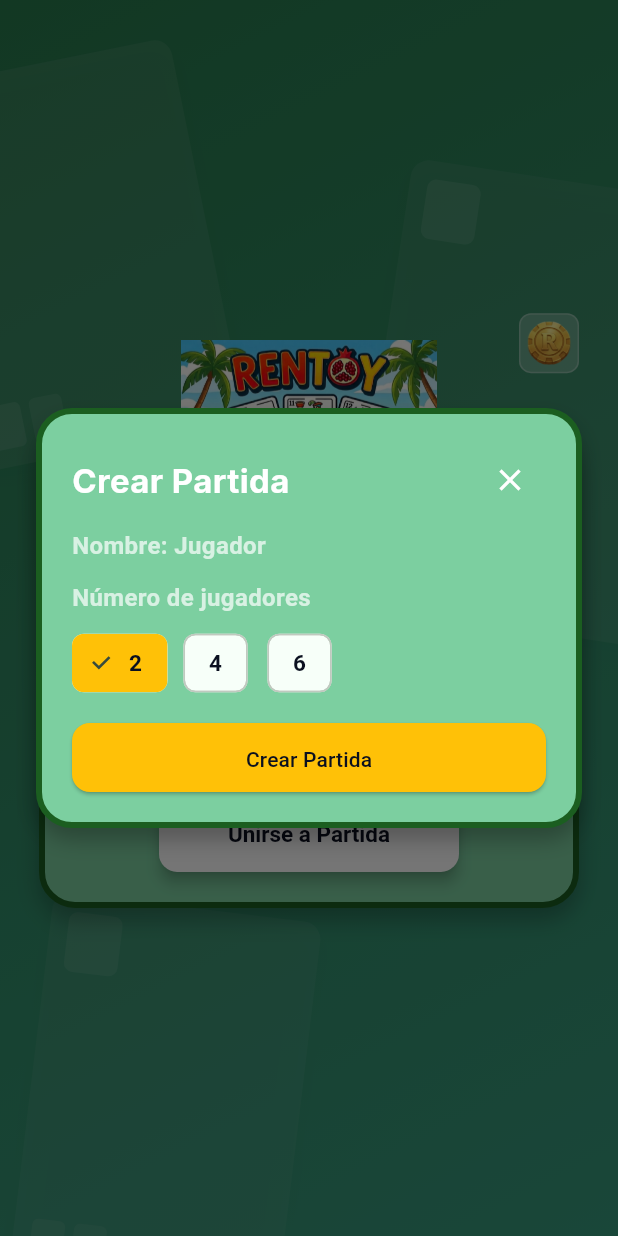
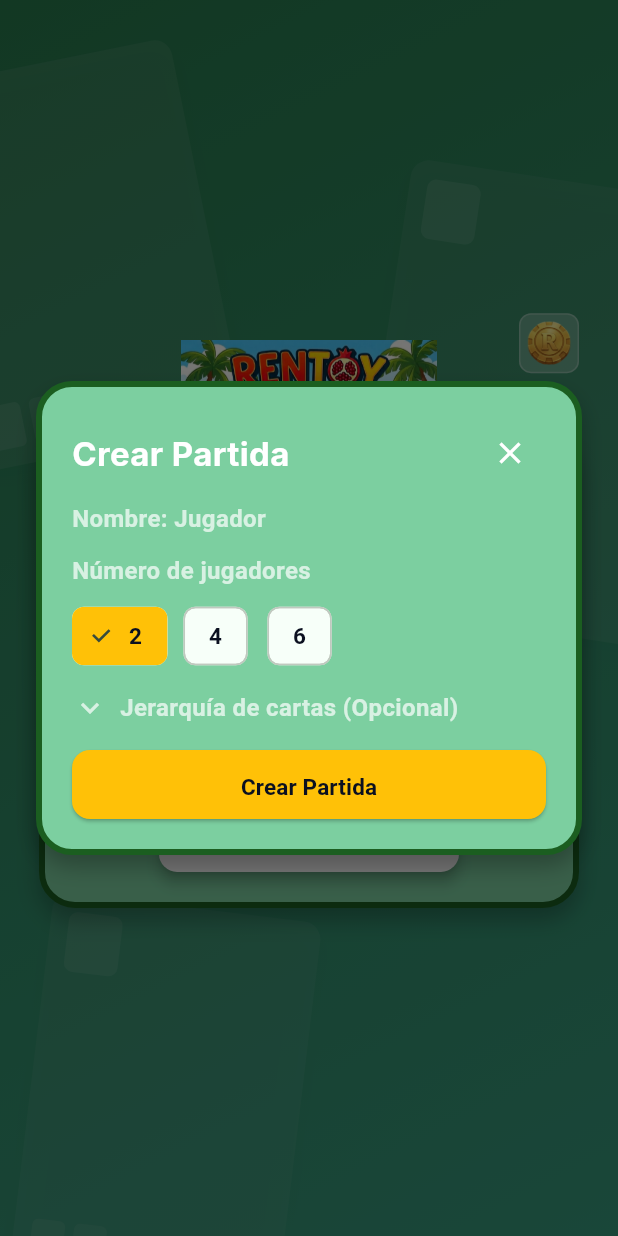
Before and after one commit to vicmaviclu/TFG-Rentoy, a Flutter app: the screen it shows once a user with an empty profile is signed in, after a tap on "Crear Partida", on a phone screen of 412 x 824 dp. Run offline on Flutter 3.47's test engine with Material 3 defaults, Android fonts, the phone set to English and light mode, and no system bars; our stand-ins replace cloud_firestore, firebase_auth, firebase_core, firebase_database, google_fonts, google_sign_in; accounts and stored records are empty.

Commit message:
partida personalizada

```diff
--- a/lib/core/servicios/servicio_realtime.dart
+++ b/lib/core/servicios/servicio_realtime.dart
@@ -61,6 +61,7 @@ class ServicioRealtime {
     required String hostName,
     required int maxPlayers,
     required int avatar,
+    Map<String, int>? reglasPersonalizadas,
   }) async {
     final user = FirebaseAuth.instance.currentUser;
     if (user == null) {
@@ -81,6 +82,8 @@ class ServicioRealtime {
       'maxJugadores': maxPlayers,
       'estado': 'esperando',
       'creadoEn': now,
+      if (reglasPersonalizadas != null && reglasPersonalizadas.isNotEmpty)
+        'reglas_personalizadas': reglasPersonalizadas,
       'jugadores': {
         'jugador 1': {'name': hostDisplay, 'avatar': avatar, 'uid': user.uid},
       },
--- a/lib/features/auth/screens/pantalla_login.dart
+++ b/lib/features/auth/screens/pantalla_login.dart
@@ -81,10 +81,10 @@ class _PantallaLoginState extends State<PantallaLogin> {
                       ).showSnackBar(SnackBar(content: Text(err)));
                     }
                   },
-                  fullWidth: false,
+                  fullWidth: true,
                   label: TextoAuth.continuarConGoogle,
-                  height: 54,
-                  iconSize: 30,
+                  height: 40,
+                  iconSize: 24,
                   textStyle: EstilosTexto.boton,
                 ),
               );
--- a/lib/features/auth/widgets/boton_google.dart
+++ b/lib/features/auth/widgets/boton_google.dart
@@ -67,10 +67,11 @@ class BotonGoogle extends StatelessWidget {
       ),
       onPressed: isLoading ? null : onPressed,
       style: ElevatedButton.styleFrom(
-        backgroundColor: Colores.grisGoogle,
+        backgroundColor: Colores.blanco,
         foregroundColor: Colores.textoPrimario,
-        shape: RoundedRectangleBorder(borderRadius: BorderRadius.circular(24)),
+        shape: RoundedRectangleBorder(borderRadius: BorderRadius.circular(12)),
         padding: const EdgeInsets.symmetric(horizontal: 14, vertical: 10),
+        elevation: 4,
         minimumSize: fullWidth
             ? Size(double.infinity, resolvedHeight)
             : Size.zero,
--- a/lib/features/auth/widgets/formulario_login.dart
+++ b/lib/features/auth/widgets/formulario_login.dart
@@ -2,6 +2,7 @@ import 'package:flutter/material.dart';
 import '../controllers/controlador_login.dart';
 import '../../../core/constantes/cadenas.dart';
 import '../../../core/constantes/textos.dart';
+import '../../../core/constantes/colores.dart';
 
 /// Formulario de inicio de sesión.
 class FormularioLogin extends StatefulWidget {
@@ -49,13 +50,13 @@ class _FormularioLoginState extends State<FormularioLogin> {
             const SizedBox(height: 12),
             SizedBox(
               width: double.infinity,
+              height: 40,
               child: ElevatedButton(
                 style: ElevatedButton.styleFrom(
-                  padding: const EdgeInsets.symmetric(vertical: 12),
-                  minimumSize: const Size(double.infinity, 16),
-                  shape: RoundedRectangleBorder(
-                    borderRadius: BorderRadius.circular(10),
-                  ),
+                  backgroundColor: Colores.secundario,
+                  foregroundColor: Colores.textoPrimario,
+                  textStyle: EstilosTexto.boton,
+                  elevation: 4,
                 ),
                 // Botón de iniciar sesión
                 onPressed: controller.cargando ? null : _performLogin,
@@ -65,10 +66,7 @@ class _FormularioLoginState extends State<FormularioLogin> {
                         width: 20,
                         child: CircularProgressIndicator(),
                       )
-                    : Text(
-                        TextoAuth.tituloLogin,
-                        style: EstilosTexto.cuerpoNegrita,
-                      ),
+                    : Text(TextoAuth.tituloLogin),
               ),
             ),
           ],
--- a/lib/features/auth/widgets/tarjeta_auth.dart
+++ b/lib/features/auth/widgets/tarjeta_auth.dart
@@ -25,7 +25,10 @@ class TarjetaAuth extends StatelessWidget {
           decoration: BoxDecoration(
             color: Colores.fondo,
             borderRadius: BorderRadius.circular(Tamanos.cardRadius),
-            border: Border.all(color: Colores.negro12, width: 2),
+            border: Border.all(
+              color: Colores.primario.withAlpha(50),
+              width: 1.5,
+            ),
           ),
           child: Padding(
             padding: const EdgeInsets.symmetric(
--- a/lib/features/auth/widgets/tarjeta_login.dart
+++ b/lib/features/auth/widgets/tarjeta_login.dart
@@ -54,10 +54,10 @@ class TarjetaLogin extends StatelessWidget {
                       ).showSnackBar(SnackBar(content: Text(err)));
                     }
                   },
-                  fullWidth: false,
+                  fullWidth: true,
                   label: TextoAuth.continuarConGoogle,
-                  height: 54,
-                  iconSize: 30,
+                  height: 40,
+                  iconSize: 24,
                   textStyle: EstilosTexto.boton,
                 ),
               );
--- a/lib/features/crear_partida/controllers/controlador_crear_partida.dart
+++ b/lib/features/crear_partida/controllers/controlador_crear_partida.dart
@@ -10,8 +10,90 @@ class ControladorCrearPartida extends ChangeNotifier {
   final ServicioRealtime _servicio = ServicioRealtime();
   final ControladorPerfil _perfil = ControladorPerfil();
 
-  int maxJugadores = 2;
+  int _maxJugadores = 2;
+  int get maxJugadores => _maxJugadores;
+  set maxJugadores(int value) {
+    if (_maxJugadores != value) {
+      _maxJugadores = value;
+      _inicializarReglas();
+      notifyListeners();
+    }
+  }
+
   bool cargando = false;
+  bool mostrarReglas = false;
+
+  // Mapa con las reglas personalizadas (ID Carta -> Posición/Fuerza 1,2,3...)
+  final Map<String, int?> configuracionCartas = {};
+
+  final List<Map<String, String>> cartasEspecialesDisponibles = [
+    {'id': '11_oros', 'nombre': '11 Oros (Tuerto)'},
+    {'id': '10_oros', 'nombre': '10 Oros (Perica)'},
+    {'id': '5_oros', 'nombre': '5 Oros (Pablo)'},
+    {'id': '3_muestra', 'nombre': '3 de Muestra'},
+    {'id': '2_muestra', 'nombre': '2 de Muestra'},
+  ];
+
+  ControladorCrearPartida() {
+    _inicializarReglas();
+  }
+
+  void _inicializarReglas() {
+    configuracionCartas.clear();
+    for (var carta in cartasEspecialesDisponibles) {
+      configuracionCartas[carta['id']!] = null;
+    }
+
+    // Valores por defecto según número de jugadores
+    if (_maxJugadores == 4) {
+      configuracionCartas['11_oros'] = 1;
+      configuracionCartas['3_muestra'] = 2;
+      configuracionCartas['2_muestra'] = 3;
+    } else if (_maxJugadores == 6) {
+      configuracionCartas['10_oros'] = 1;
+      configuracionCartas['5_oros'] = 2;
+      configuracionCartas['11_oros'] = 3;
+      configuracionCartas['3_muestra'] = 4;
+      configuracionCartas['2_muestra'] = 5;
+    } else if (_maxJugadores == 2) {
+      configuracionCartas['3_muestra'] = 1;
+      configuracionCartas['2_muestra'] = 2;
+    }
+  }
+
+  bool get reglasValidas {
+    final values = _obtenerReglasValidas().values.toList();
+    final uniqueValues = values.toSet();
+    return values.length == uniqueValues.length;
+  }
+
+  void toggleMostrarReglas() {
+    mostrarReglas = !mostrarReglas;
+    notifyListeners();
+  }
+
+  void actualizarRegla(String idCarta, String valor) {
+    if (valor.trim().isEmpty) {
+      configuracionCartas[idCarta] = null;
+    } else {
+      int? rank = int.tryParse(valor);
+      if (rank != null && rank > 0) {
+        configuracionCartas[idCarta] = rank;
+      }
+    }
+    notifyListeners();
+  }
+
+  // Filtrar nulos para guardar en DB
+  Map<String, int> _obtenerReglasValidas() {
+    final Map<String, int> validas = {};
+    configuracionCartas.forEach((key, value) {
+      if (value != null) {
+        validas[key] = value;
+      }
+    });
+    return validas;
+  }
 
   // Obtiene el nombre del anfitrión desde el perfil o Auth
   String get nombreAnfitrion {
@@ -37,6 +119,7 @@ class ControladorCrearPartida extends ChangeNotifier {
         hostName: nombre,
         maxPlayers: maxJugadores,
         avatar: _perfil.avatarSeleccionado,
+        reglasPersonalizadas: _obtenerReglasValidas(),
       );
       return id;
     } finally {
--- a/lib/features/crear_partida/widgets/crear_partida_overlay.dart
+++ b/lib/features/crear_partida/widgets/crear_partida_overlay.dart
@@ -8,6 +8,7 @@ import '../../../core/constantes/cadenas.dart';
 import '../../../core/constantes/errores.dart';
 import '../../../app/rutas.dart';
 import '../../../core/widgets/contenedor_principal.dart';
+import 'seccion_reglas_personalizadas.dart';
 
 /// Contenido del modal para crear partida.
 class CrearPartidaOverlay extends StatefulWidget {
@@ -133,6 +134,11 @@ class _CrearPartidaOverlayState extends State<CrearPartidaOverlay> {
                   );
                 }).toList(),
               ),
+              const SizedBox(height: 12),
+
+              // === SECCIÓN: REGLAS PERSONALIZADAS ===
+              SeccionReglasPersonalizadas(controlador: _ctrl),
+
               const SizedBox(height: 16),
               // Botón crear partida
               SizedBox(
@@ -142,7 +148,9 @@ class _CrearPartidaOverlayState extends State<CrearPartidaOverlay> {
                     backgroundColor: Colores.secundario,
                     foregroundColor: Colores.textoPrimario,
                   ),
-                  onPressed: _ctrl.cargando ? null : _crear,
+                  onPressed: (_ctrl.cargando || !_ctrl.reglasValidas)
+                      ? null
+                      : _crear,
                   child: _ctrl.cargando
                       ? SizedBox(
                           width: 20,
@@ -152,7 +160,14 @@ class _CrearPartidaOverlayState extends State<CrearPartidaOverlay> {
                             color: Colores.textoPrimario,
                           ),
                         )
-                      : const Text(TextoPartida.btnCrearPartida),
+                      : Text(
+                          TextoPartida.btnCrearPartida,
+                          style: EstilosTexto.boton.copyWith(
+                            color: (_ctrl.cargando || !_ctrl.reglasValidas)
+                                ? Colores.textoSecundario
+                                : Colores.textoPrimario,
+                          ),
+                        ),
                 ),
               ),
             ],
--- /dev/null
+++ b/lib/features/crear_partida/widgets/seccion_reglas_personalizadas.dart
@@ -0,0 +1,107 @@
+import 'package:flutter/material.dart';
+import 'package:flutter/services.dart';
+
+import '../controllers/controlador_crear_partida.dart';
+import '../../../core/constantes/colores.dart';
+import '../../../core/constantes/textos.dart';
+
+/// Widget que muestra la sección opcional de reglas personalizadas
+/// en la pantalla de crear partida.
+class SeccionReglasPersonalizadas extends StatelessWidget {
+  final ControladorCrearPartida controlador;
+
+  const SeccionReglasPersonalizadas({super.key, required this.controlador});
+
+  @override
+  Widget build(BuildContext context) {
+    return Column(
+      mainAxisSize: MainAxisSize.min,
+      crossAxisAlignment: CrossAxisAlignment.stretch,
+      children: [
+        GestureDetector(
+          onTap: controlador.toggleMostrarReglas,
+          child: Row(
+            children: [
+              Icon(
+                controlador.mostrarReglas
+                    ? Icons.keyboard_arrow_up
+                    : Icons.keyboard_arrow_down,
+                color: Colores.blanco70,
+              ),
+              const SizedBox(width: 8),
+              Text(
+                'Jerarquía de cartas (Opcional)',
+                style: EstilosTexto.subtitulo.copyWith(color: Colores.blanco70),
+              ),
+            ],
+          ),
+        ),
+        if (controlador.mostrarReglas) ...[
+          const SizedBox(height: 8),
+          Container(
+            padding: const EdgeInsets.all(8),
+            decoration: BoxDecoration(
+              color: Colores.blanco.withAlpha(20),
+              borderRadius: BorderRadius.circular(8),
+            ),
+            child: Column(
+              children: controlador.cartasEspecialesDisponibles.map((
+                cartaData,
+              ) {
+                final id = cartaData['id']!;
+                final nombre = cartaData['nombre']!;
+                final valor = controlador.configuracionCartas[id];
+                return Padding(
+                  padding: const EdgeInsets.only(bottom: 6.0),
+                  child: Row(
+                    children: [
+                      Expanded(
+                        child: Text(
+                          nombre,
+                          style: EstilosTexto.cuerpo.copyWith(
+                            color: Colores.blanco,
+                          ),
+                        ),
+                      ),
+                      SizedBox(
+                        width: 50,
+                        height: 36,
+                        child: TextFormField(
+                          key: ValueKey('${id}_${valor ?? ''}'),
+                          initialValue: valor?.toString() ?? '',
+                          keyboardType: TextInputType.number,
+                          inputFormatters: [
+                            FilteringTextInputFormatter.allow(RegExp(r'[1-5]')),
+                            LengthLimitingTextInputFormatter(1),
+                          ],
+                          style: EstilosTexto.cuerpo.copyWith(
+                            color: Colores.textoPrimario,
+                          ),
+                          textAlign: TextAlign.center,
+                          decoration: InputDecoration(
+                            contentPadding: const EdgeInsets.symmetric(
+                              horizontal: 4,
+                              vertical: 0,
+                            ),
+                            filled: true,
+                            fillColor: Colores.blanco.withAlpha(200),
+                            border: OutlineInputBorder(
+                              borderRadius: BorderRadius.circular(4),
+                              borderSide: BorderSide.none,
+                            ),
+                          ),
+                          onChanged: (val) =>
+                              controlador.actualizarRegla(id, val),
+                        ),
+                      ),
+                    ],
+                  ),
+                );
+              }).toList(),
+            ),
+          ),
+        ],
+      ],
+    );
+  }
+}
```
Also changed, not shown: lib/features/auth/controllers/controlador_login.dart (+8 -1 lines), lib/features/auth/widgets/formulario_registro.dart (+10 -5 lines), lib/features/partida/controllers/controlador_partida.dart (+9 -0 lines), lib/models/baraja_model.dart (+8 -3 lines), lib/models/reglas_juego_model.dart (+41 -1 lines), 2 other files.
